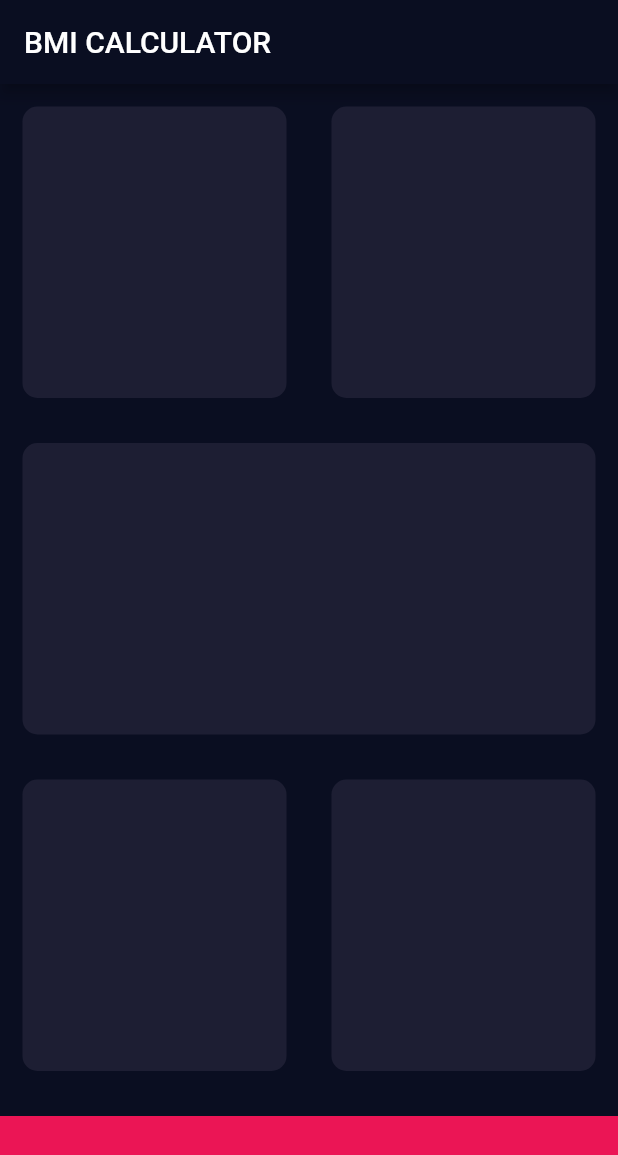
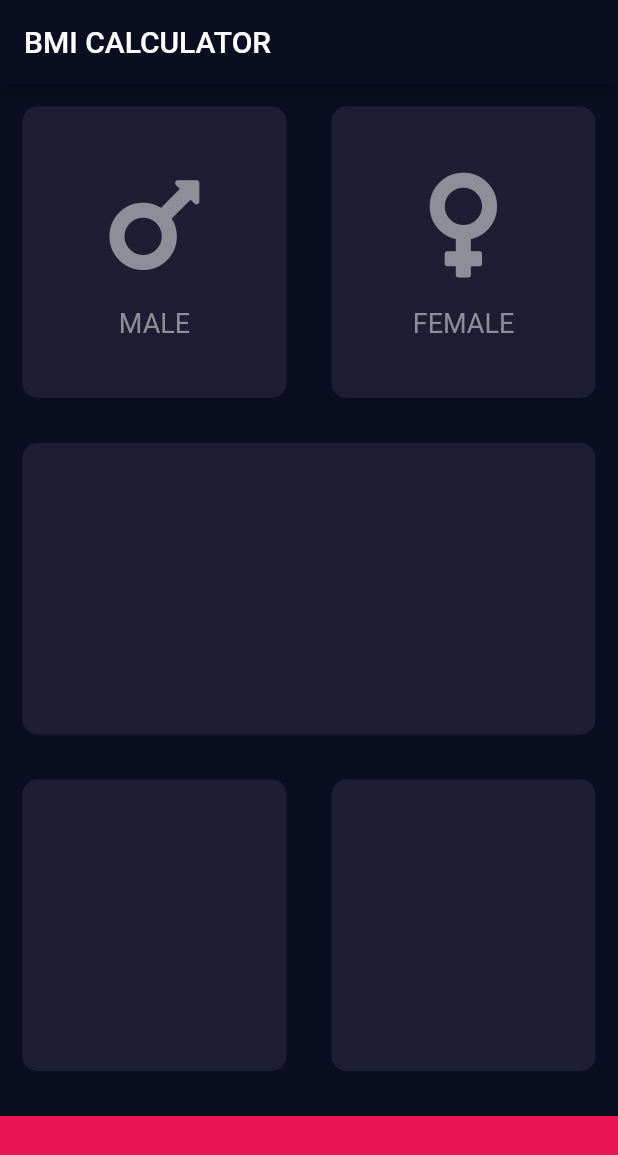
Before and after one commit to dtodt/bmi-calculator, a Flutter app: the screen it shows after launch, on a phone screen of 412 x 824 dp. Shown: the top 1155 px of the screen. Run offline on Flutter 3.47's test engine with Material 2 defaults, Android fonts, the phone set to English and light mode, and no system bars; our stand-ins replace font_awesome_flutter.

Commit message:
refactor: widget extraction

```diff
--- a/lib/app_colors.dart
+++ b/lib/app_colors.dart
@@ -4,4 +4,5 @@ class AppColors {
   static const Color accent = Color(0xFFEB1555);
   static const Color primary = Color(0xFF0A0E21);
   static const Color secondary = Color(0xFF1D1E33);
+  static const Color textInactive = Color(0xFF8D8E98);
 }
--- /dev/null
+++ b/lib/app_layout.dart
@@ -0,0 +1,3 @@
+class AppLayout {
+  static const widgetMargin = 15.0;
+}
--- /dev/null
+++ b/lib/icon_content.dart
@@ -0,0 +1,35 @@
+import 'package:bmi_calculator/app_colors.dart';
+import 'package:bmi_calculator/app_layout.dart';
+import 'package:flutter/material.dart';
+
+class IconContent extends StatelessWidget {
+  const IconContent({Key key, @required this.icon, @required this.label})
+      : super(key: key);
+
+  final IconData icon;
+  final String label;
+
+  @override
+  Widget build(BuildContext context) {
+    return Column(
+      mainAxisAlignment: MainAxisAlignment.center,
+      children: <Widget>[
+        Icon(
+          icon,
+          size: 80.0,
+          color: AppColors.textInactive,
+        ),
+        SizedBox(
+          height: AppLayout.widgetMargin,
+        ),
+        Text(
+          label,
+          style: TextStyle(
+            fontSize: 18.0,
+            color: AppColors.textInactive,
+          ),
+        )
+      ],
+    );
+  }
+}
--- a/lib/input_page.dart
+++ b/lib/input_page.dart
@@ -1,7 +1,10 @@
 import 'package:bmi_calculator/app_colors.dart';
+import 'package:bmi_calculator/app_layout.dart';
+import 'package:bmi_calculator/icon_content.dart';
+import 'package:bmi_calculator/reusable_card.dart';
 import 'package:flutter/material.dart';
+import 'package:font_awesome_flutter/font_awesome_flutter.dart';
 
-final containerMargin = 15.0;
 final bottomContainerHeight = 80.0;
 
 class InputPage extends StatefulWidget {
@@ -24,11 +27,19 @@ class _InputPageState extends State<InputPage> {
                 Expanded(
                   child: ReusableCard(
                     colour: AppColors.secondary,
+                    child: IconContent(
+                      icon: FontAwesomeIcons.mars,
+                      label: 'MALE',
+                    ),
                   ),
                 ),
                 Expanded(
                   child: ReusableCard(
                     colour: AppColors.secondary,
+                    child: IconContent(
+                      icon: FontAwesomeIcons.venus,
+                      label: 'FEMALE',
+                    ),
                   ),
                 ),
               ],
@@ -58,7 +69,7 @@ class _InputPageState extends State<InputPage> {
           Container(
             color: AppColors.accent,
             margin: EdgeInsets.only(
-              top: containerMargin,
+              top: AppLayout.widgetMargin,
             ),
             height: bottomContainerHeight,
             width: double.infinity,
@@ -68,20 +79,3 @@ class _InputPageState extends State<InputPage> {
     );
   }
 }
-
-class ReusableCard extends StatelessWidget {
-  const ReusableCard({@required this.colour});
-
-  final Color colour;
-
-  @override
-  Widget build(BuildContext context) {
-    return Container(
-      decoration: BoxDecoration(
-        color: colour,
-        borderRadius: BorderRadius.circular(10.0),
-      ),
-      margin: EdgeInsets.all(containerMargin),
-    );
-  }
-}
--- /dev/null
+++ b/lib/reusable_card.dart
@@ -0,0 +1,21 @@
+import 'package:bmi_calculator/app_layout.dart';
+import 'package:flutter/material.dart';
+
+class ReusableCard extends StatelessWidget {
+  const ReusableCard({@required this.colour, this.child});
+
+  final Color colour;
+  final Widget child;
+
+  @override
+  Widget build(BuildContext context) {
+    return Container(
+      child: child,
+      decoration: BoxDecoration(
+        color: colour,
+        borderRadius: BorderRadius.circular(10.0),
+      ),
+      margin: EdgeInsets.all(AppLayout.widgetMargin),
+    );
+  }
+}
```
Also changed, not shown: pubspec.yaml (+1 -52 lines).
